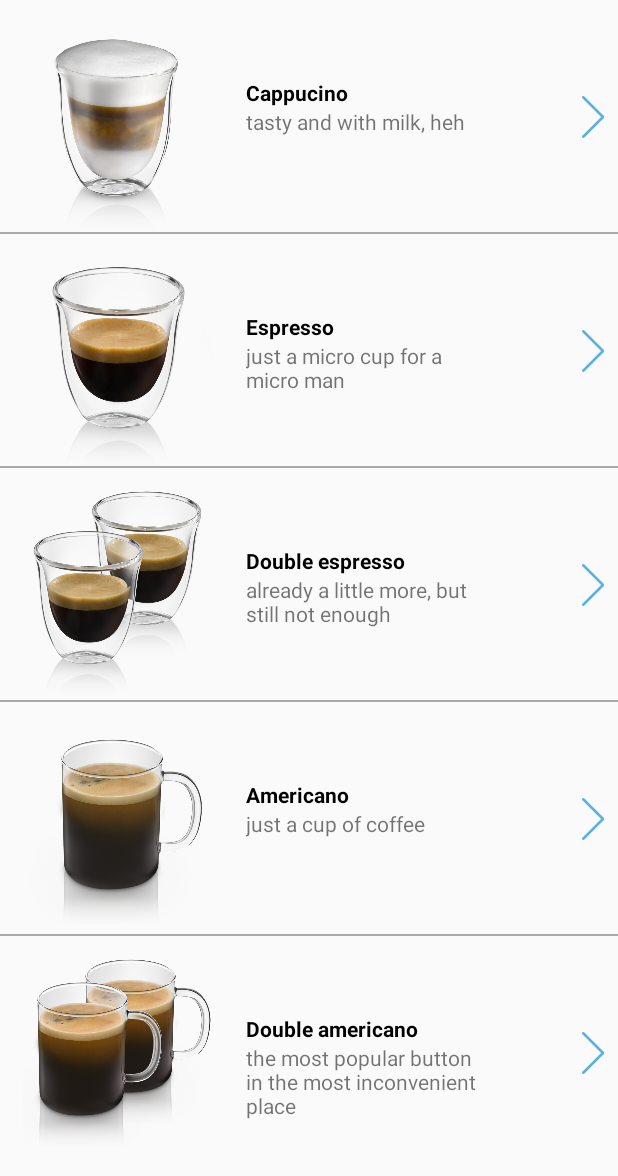
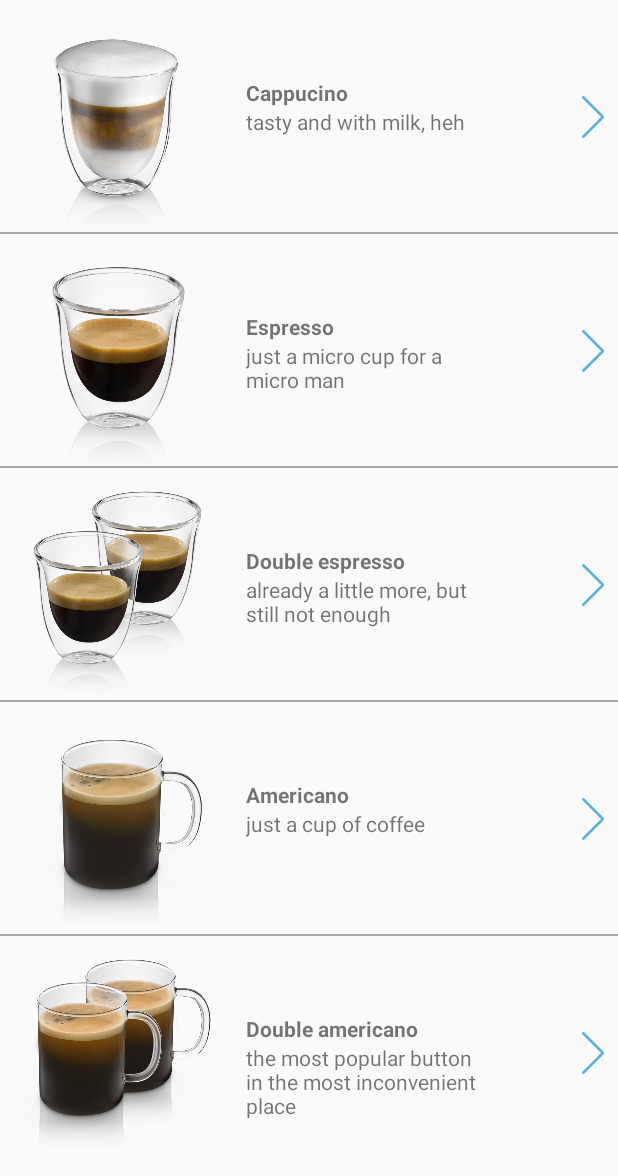
Before and after one commit to amaze37/espcoffee, an Android app: the layout content_main.xml on its own in the app's theme, with its tools: preview values and no code run, on a phone screen of 412 x 824 dp. Shown: the top 1176 px of the screen. Run offline under Robolectric (Android 15) with nearby library versions, the phone set to English and light mode, and no system bars.

Commit message:
внедрение темной темы, ужасна да

```diff
--- a/app/build.gradle
+++ b/app/build.gradle
@@ -1,7 +1,7 @@
 apply plugin: 'com.android.application'
 
 android {
-    compileSdkVersion 28
+    compileSdkVersion 29
     defaultConfig {
         applicationId "com.example.espcoffee"
         minSdkVersion 21
--- a/app/src/main/AndroidManifest.xml
+++ b/app/src/main/AndroidManifest.xml
@@ -12,7 +12,6 @@
         android:roundIcon="@drawable/icon_app"
         android:screenOrientation="locked"
         android:supportsRtl="true"
-        android:theme="@style/AppTheme"
         tools:ignore="GoogleAppIndexingWarning">
         <activity
             android:name=".MainActivity"
--- a/app/src/main/res/layout/activity_beverage_dispensing.xml
+++ b/app/src/main/res/layout/activity_beverage_dispensing.xml
@@ -14,7 +14,7 @@
         android:layout_marginEnd="8dp"
         android:gravity="center"
         android:text="Двойной американо"
-        android:textColor="@color/nameCoffee"
+
         android:textSize="20sp"
         android:textStyle="bold"
         app:layout_constraintEnd_toEndOf="parent"
--- a/app/src/main/res/layout/content_main.xml
+++ b/app/src/main/res/layout/content_main.xml
@@ -54,7 +54,6 @@
                         android:layout_marginStart="8dp"
                         android:layout_marginTop="52dp"
                         android:text="@string/cappucino"
-                        android:textColor="@color/nameCoffee"
                         android:textStyle="bold"
                         app:layout_constraintStart_toStartOf="parent"
                         app:layout_constraintTop_toTopOf="parent" />
@@ -122,7 +121,6 @@
                         android:layout_marginStart="8dp"
                         android:layout_marginTop="52dp"
                         android:text="@string/espresso"
-                        android:textColor="@color/nameCoffee"
                         android:textStyle="bold"
                         app:layout_constraintStart_toStartOf="parent"
                         app:layout_constraintTop_toTopOf="parent" />
@@ -188,7 +186,6 @@
                         android:layout_marginStart="8dp"
                         android:layout_marginTop="52dp"
                         android:text="@string/espresso2x"
-                        android:textColor="@color/nameCoffee"
                         android:textStyle="bold"
                         app:layout_constraintStart_toStartOf="parent"
                         app:layout_constraintTop_toTopOf="parent" />
@@ -254,7 +251,6 @@
                         android:layout_marginStart="8dp"
                         android:layout_marginTop="52dp"
                         android:text="@string/americano"
-                        android:textColor="@color/nameCoffee"
                         android:textStyle="bold"
                         app:layout_constraintStart_toStartOf="parent"
                         app:layout_constraintTop_toTopOf="parent" />
@@ -320,7 +316,6 @@
                         android:layout_marginStart="8dp"
                         android:layout_marginTop="52dp"
                         android:text="@string/americano2x"
-                        android:textColor="@color/nameCoffee"
                         android:textStyle="bold"
                         app:layout_constraintStart_toStartOf="parent"
                         app:layout_constraintTop_toTopOf="parent" />
--- a/app/src/main/res/values/styles.xml
+++ b/app/src/main/res/values/styles.xml
@@ -5,6 +5,7 @@
         <item name="colorPrimaryDark">@color/colorPrimaryDark</item>
         <item name="colorAccent">@color/colorAccent</item>
         <item name="android:navigationBarColor">@color/navigationBarColor</item>
+        <item name="android:actionBarStyle">@color/nameCoffee</item>
     </style>
 
     <style name="Beverage" parent="Theme.AppCompat.Light.NoActionBar">
@@ -18,7 +19,7 @@
         <item name="android:windowBackground">@drawable/background_splashscreen</item>
     </style>
 
-    <style name="AppTheme.NoActionBar">
+    <style name="AppTheme.NoActionBar" parent="Theme.AppCompat.DayNight">
         <item name="windowActionBar">false</item>
         <item name="windowNoTitle">true</item>
         <item name="android:statusBarColor">@android:color/transparent</item>
--- a/build.gradle
+++ b/build.gradle
@@ -10,7 +10,7 @@ buildscript {
 
     }
     dependencies {
-        classpath 'com.android.tools.build:gradle:3.4.2'
+        classpath 'com.android.tools.build:gradle:3.5.0'
 
         // NOTE: Do not place your application dependencies here; they belong
         // in the individual module build.gradle files
```
Also changed, not shown: gradle/wrapper/gradle-wrapper.properties.
